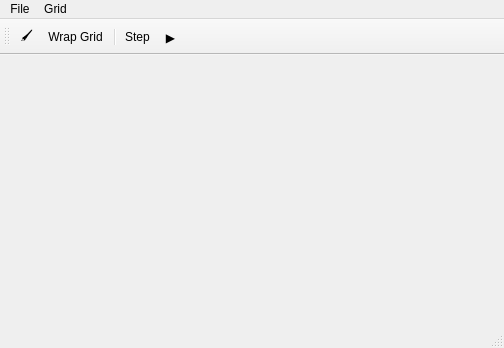
Above: ui/mainwindow.ui from Karethoth/GameOfLife before the change. Below: the same form after it.
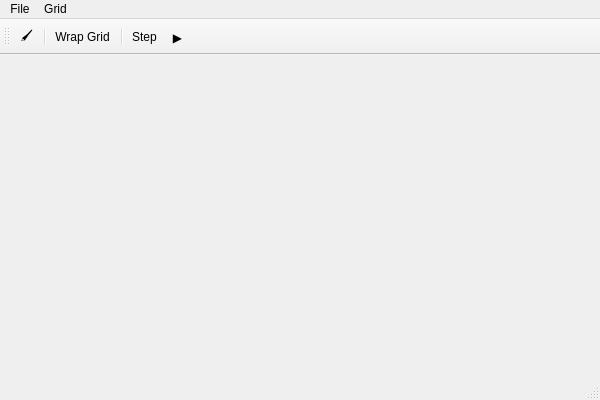
That is the form after the change.

Diff of the .ui file:
```diff
--- a/ui/mainwindow.ui
+++ b/ui/mainwindow.ui
@@ -6,8 +6,8 @@
    <rect>
     <x>0</x>
     <y>0</y>
-    <width>504</width>
-    <height>348</height>
+    <width>600</width>
+    <height>400</height>
    </rect>
   </property>
   <property name="windowTitle">
@@ -41,7 +41,7 @@
     <rect>
      <x>0</x>
      <y>0</y>
-     <width>504</width>
+     <width>600</width>
      <height>22</height>
     </rect>
    </property>
@@ -69,6 +69,7 @@
     <bool>false</bool>
    </attribute>
    <addaction name="actionTogglePaint"/>
+   <addaction name="separator"/>
    <addaction name="actionWrap_Grid"/>
    <addaction name="separator"/>
    <addaction name="actionStep"/>
```
